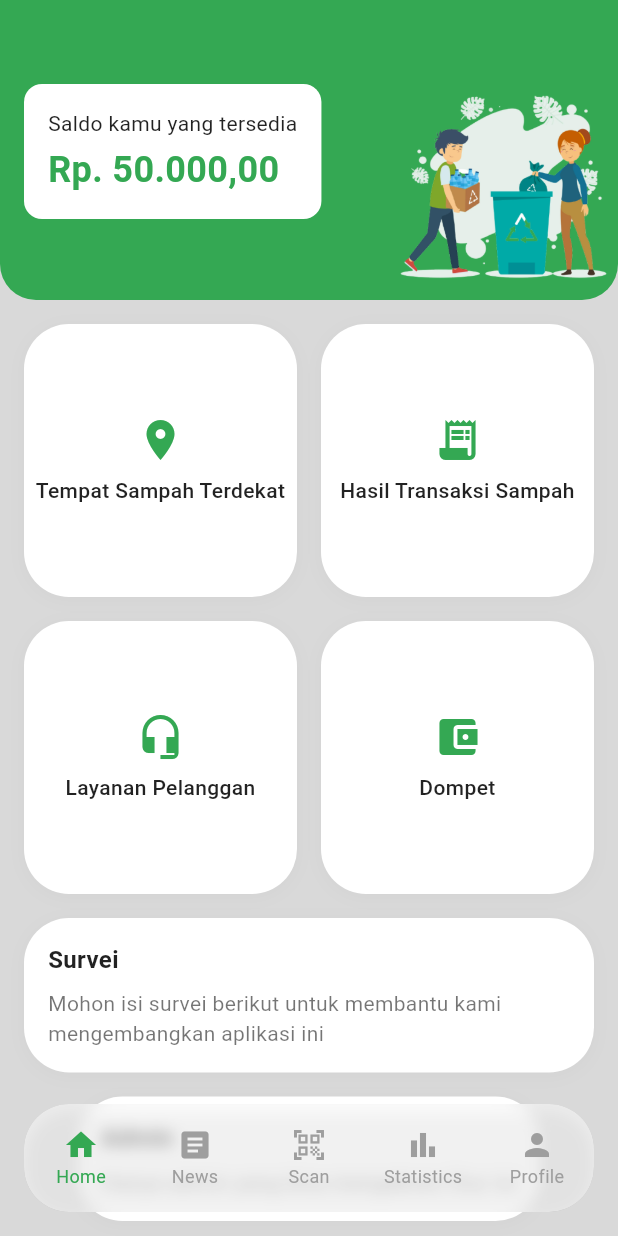
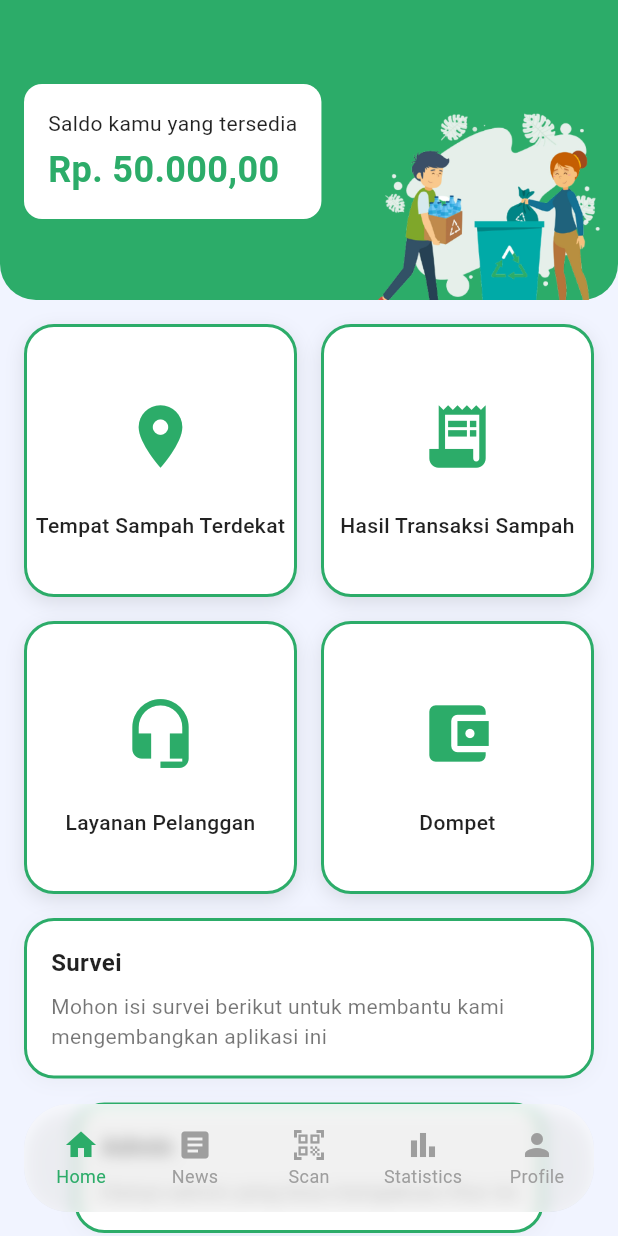
Before and after one commit to wasteapptech/wasteapp_flutterapp, a Flutter app: the DashboardScreen screen opened directly, on a phone screen of 412 x 824 dp. Run offline on Flutter 3.47's test engine with Material 3 defaults, Android fonts, the phone set to English and light mode, and no system bars; our stand-ins replace flutter_svg, shared_preferences, shimmer; accounts and stored records are empty.

Commit message:
Feat: update some ui and update color

```diff
--- a/lib/Dasboard_Page/dashboard.dart
+++ b/lib/Dasboard_Page/dashboard.dart
@@ -46,7 +46,7 @@ class _DashboardScreenState extends State<DashboardScreen> {
   @override
   Widget build(BuildContext context) {
     return Scaffold(
-      backgroundColor: const Color(0xFFD9D9D9),
+      backgroundColor: const Color(0xFFf1f4ff),
       body: Stack(
         children: [
           SingleChildScrollView(
@@ -56,7 +56,7 @@ class _DashboardScreenState extends State<DashboardScreen> {
                 Container(
                   height: 200,
                   decoration: const BoxDecoration(
-                    color: Color(0xFF34a853),
+                    color: Color(0xFF2cac69),
                     borderRadius: BorderRadius.only(
                       bottomLeft: Radius.circular(24),
                       bottomRight: Radius.circular(24),
@@ -66,10 +66,10 @@ class _DashboardScreenState extends State<DashboardScreen> {
                     children: [
                       Positioned(
                         right: 0,
-                        bottom: 0,
+                        top: 60,
                         child: Image.asset(
                           'assets/images/people_recycling.png',
-                          height: 150,
+                          height: 169,
                         ),
                       ),
                       Padding(
@@ -100,7 +100,7 @@ class _DashboardScreenState extends State<DashboardScreen> {
                                     style: TextStyle(
                                       fontSize: 24,
                                       fontWeight: FontWeight.bold,
-                                      color: Color(0xFF34a853),
+                                      color: Color(0xFF2cac69),
                                     ),
                                   ),
                                 ],
@@ -184,11 +184,12 @@ class _DashboardScreenState extends State<DashboardScreen> {
                     padding: const EdgeInsets.symmetric(vertical: 8),
                     child: BottomNavigationBar(
                       currentIndex: _selectedIndex,
-                    onTap: (index) => _onItemTapped(index, context), // Teruskan `context` ke fungsi
+                      onTap: (index) => _onItemTapped(
+                          index, context),
                       backgroundColor: Colors.transparent,
                       elevation: 0,
                       type: BottomNavigationBarType.fixed,
-                    selectedItemColor: const Color(0xFF34a853),
+                      selectedItemColor: const Color(0xFF2cac69),
                       unselectedItemColor: Colors.grey,
                       showUnselectedLabels: true,
                       selectedFontSize: 12,
@@ -226,30 +227,36 @@ class _DashboardScreenState extends State<DashboardScreen> {
     );
   }
 
-
   Widget _buildMenuCard(String title, IconData icon) {
     return Container(
       decoration: BoxDecoration(
         color: Colors.white,
-        borderRadius: BorderRadius.circular(30),
+        borderRadius: BorderRadius.circular(20),
+        border: Border.all(color: Color(0xFF2cac69), width: 2),
         boxShadow: [
           BoxShadow(
-            color: Colors.grey.withOpacity(0.1),
-            spreadRadius: 0,
+            color: Colors.black.withOpacity(0.1),
             blurRadius: 10,
-            offset: const Offset(0, 2),
+            offset: const Offset(0, 4),
           ),
         ],
       ),
       child: Column(
         mainAxisAlignment: MainAxisAlignment.center,
         children: [
-          Icon(
+          Container(
+            padding: const EdgeInsets.all(12),
+            decoration: BoxDecoration(
+              color: Colors.white.withOpacity(0.9),
+              shape: BoxShape.circle,
+            ),
+            child: Icon(
               icon,
-            size: 32,
-            color: const Color(0xFF34a853),
+              size: 50,
+              color: const Color(0xFF2cac69),
             ),
-          const SizedBox(height: 8),
+          ),
+          const SizedBox(height: 12),
           Text(
             title,
             textAlign: TextAlign.center,
@@ -269,7 +276,8 @@ class _DashboardScreenState extends State<DashboardScreen> {
       padding: const EdgeInsets.all(16),
       decoration: BoxDecoration(
         color: Colors.white,
-        borderRadius: BorderRadius.circular(30),
+        borderRadius: BorderRadius.circular(20),
+        border: Border.all(color: Color(0xFF2cac69), width: 2),
         boxShadow: [
           BoxShadow(
             color: Colors.grey.withOpacity(0.1),
--- a/lib/Splash_screen/splash_screen.dart
+++ b/lib/Splash_screen/splash_screen.dart
@@ -65,7 +65,7 @@ void initState() {
   @override
   Widget build(BuildContext context) {
     return Scaffold(
-      backgroundColor: const Color(0xFF34a853),
+      backgroundColor: const Color(0xFF2cac69),
       body: Center(
         child: AnimatedBuilder(
           animation: _animationController,
```
Also changed, not shown: lib/Onboarding_Page/onboard.dart (+4 -4 lines), lib/Signin_Page/login.dart (+8 -8 lines), lib/Signup_page/signup.dart (+9 -9 lines), lib/Support_Page/news_page.dart (+4 -4 lines), lib/Welcome/welcome_screen.dart (+5 -5 lines). Lines whose indentation alone changed are shown as unchanged.
